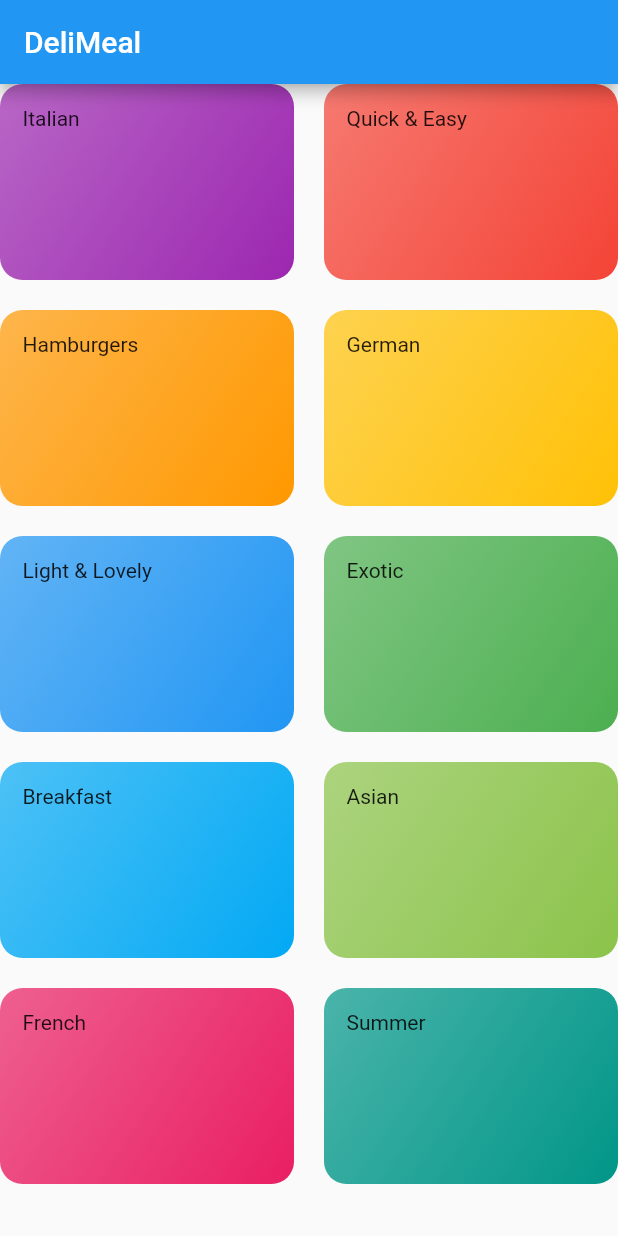
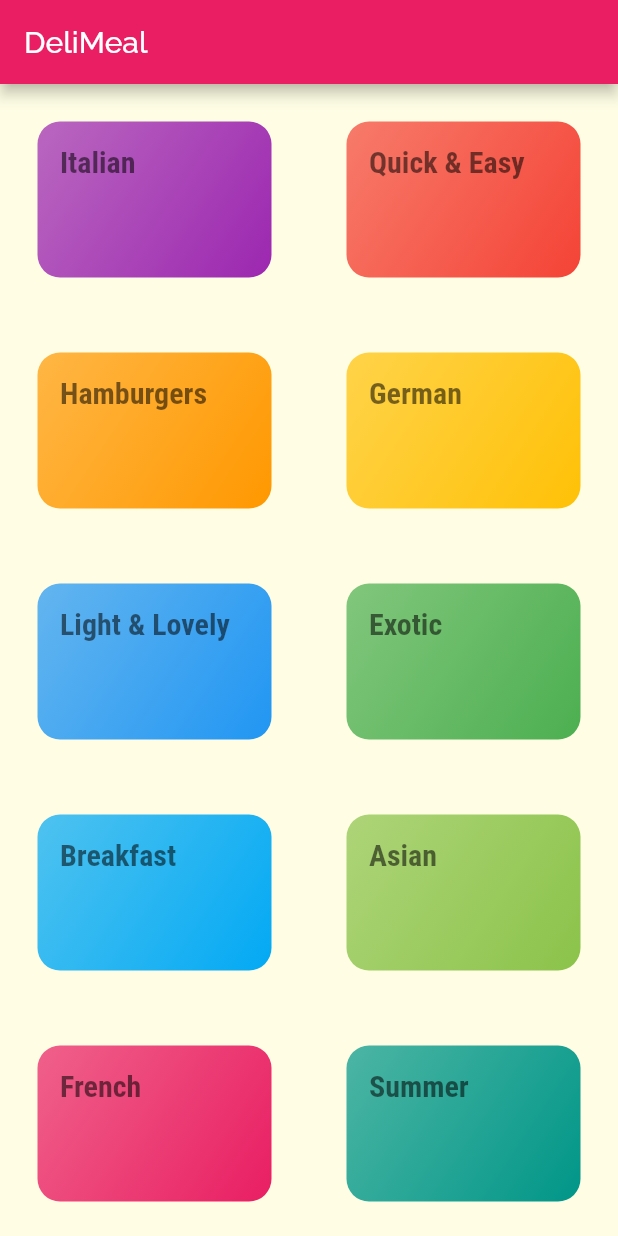
Before and after one commit to HaldunMatar/Flutter_DeliMeals, a Flutter app: the screen it shows after launch, on a phone screen of 412 x 824 dp. Run offline on Flutter 3.47's test engine with Material 2 defaults, Android fonts, the phone set to English and light mode, and no system bars.

Commit message:
2 commit

```diff
--- a/lib/categories_screen.dart
+++ b/lib/categories_screen.dart
@@ -11,19 +11,20 @@ class CategoriesScreen extends StatelessWidget {
         title: const Text('DeliMeal'),
       ),
       body: GridView(
+        padding: const EdgeInsets.all(25),
         children: DUMMY_CATEGORIES
             .map(
               (catData) => CategoryItem(
-                    catData.title,
-                    catData.color,
-                  ),
+                catData.title,
+                catData.color,
+              ),
             )
             .toList(),
         gridDelegate: SliverGridDelegateWithMaxCrossAxisExtent(
           maxCrossAxisExtent: 200,
           childAspectRatio: 3 / 2,
-          crossAxisSpacing: 20,
-          mainAxisSpacing: 20,
+          crossAxisSpacing: 50,
+          mainAxisSpacing: 50,
         ),
       ),
     );
--- a/lib/category_item.dart
+++ b/lib/category_item.dart
@@ -10,7 +10,10 @@ class CategoryItem extends StatelessWidget {
   Widget build(BuildContext context) {
     return Container(
       padding: const EdgeInsets.all(15),
-      child: Text(title),
+      child: Text(
+        title,
+        style: Theme.of(context).textTheme.headline1,
+      ),
       decoration: BoxDecoration(
         gradient: LinearGradient(
           colors: [
--- a/lib/main.dart
+++ b/lib/main.dart
@@ -8,10 +8,24 @@ class MyApp extends StatelessWidget {
   @override
   Widget build(BuildContext context) {
     return MaterialApp(
-      title: 'DeliMeals',
+      title: 'DeliMeals 1',
       theme: ThemeData(
-        primarySwatch: Colors.blue,
-      ),
+          primarySwatch: Colors.pink,
+          accentColor: Colors.amber,
+          canvasColor: Color.fromRGBO(255, 254, 229, 1),
+          fontFamily: 'RaleWay',
+          textTheme: ThemeData.light().textTheme.copyWith(
+                subtitle1: TextStyle(
+                  color: Color.fromRGBO(20, 51, 51, 1),
+                ),
+                subtitle2: TextStyle(
+                  color: Color.fromRGBO(20, 51, 51, 1),
+                ),
+                headline1: TextStyle(
+                    fontSize: 20,
+                    fontFamily: 'RobotoCondensed',
+                    fontWeight: FontWeight.bold),
+              )),
       home: CategoriesScreen(),
     );
   }
```
Also changed, not shown: pubspec.yaml (+24 -11 lines), assets/fonts/Raleway-Black.ttf (added), assets/fonts/Raleway-Bold.ttf (added), assets/fonts/Raleway-Regular.ttf (added), assets/fonts/RobotoCondensed-Bold.ttf (added), assets/fonts/RobotoCondensed-Italic.ttf (added), assets/fonts/RobotoCondensed-Light.ttf (added), assets/fonts/RobotoCondensed-Regular.ttf (added).
